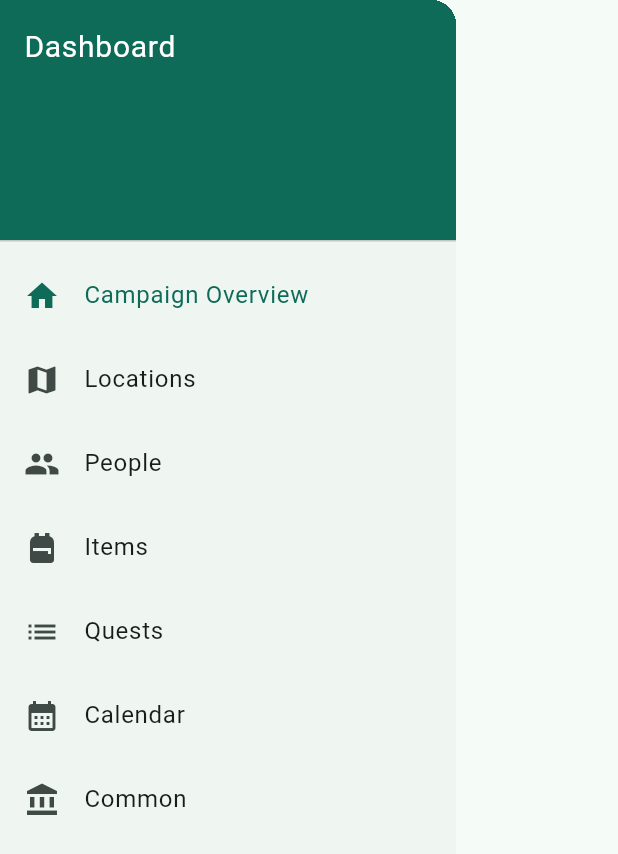
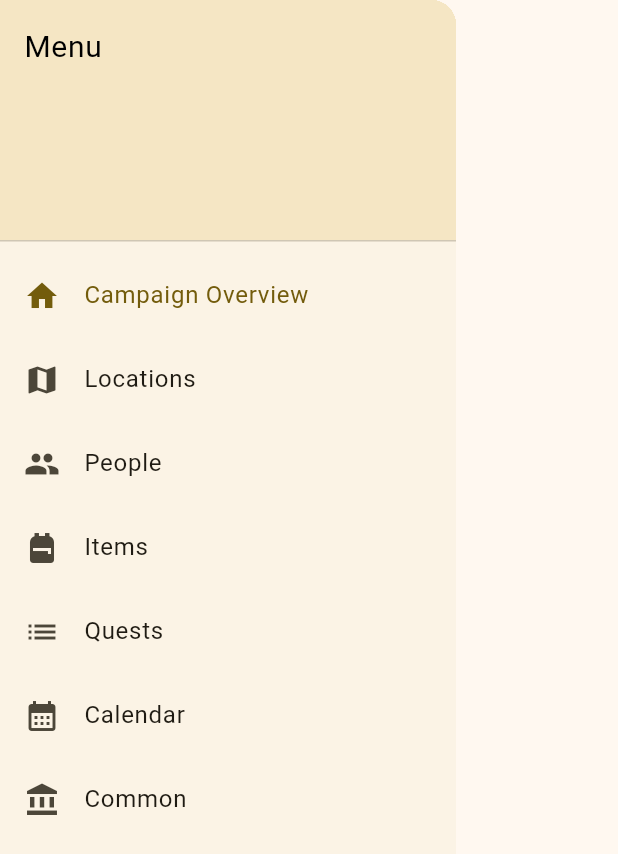
Before and after one commit to meganc007/campaigner, a Flutter app: the MainNav widget shown alone on an empty page, opened directly with empty values, on a phone screen of 412 x 824 dp. Shown: the top 854 px of the screen. Run offline on Flutter 3.47's test engine with Material 3 defaults, Android fonts, the light colour scheme and no system bars; network calls fail.

Commit message:
modified colors in theme

```diff
--- a/src/main/frontend/lib/widgets/main_nav.dart
+++ b/src/main/frontend/lib/widgets/main_nav.dart
@@ -19,12 +19,10 @@ class MainNav extends StatelessWidget {
         padding: EdgeInsets.zero,
         children: [
           DrawerHeader(
-            decoration: BoxDecoration(
-              color: Theme.of(context).colorScheme.primary,
-            ),
+            decoration: BoxDecoration(color: const Color(0xFFF5E6C4)),
             child: Text(
-              "Dashboard",
-              style: const TextStyle(color: Colors.white, fontSize: 20),
+              "Menu",
+              style: const TextStyle(color: Colors.black, fontSize: 20),
             ),
           ),
           ListTile(
```
Also changed, not shown: src/main/frontend/lib/main.dart (+4 -4 lines).
